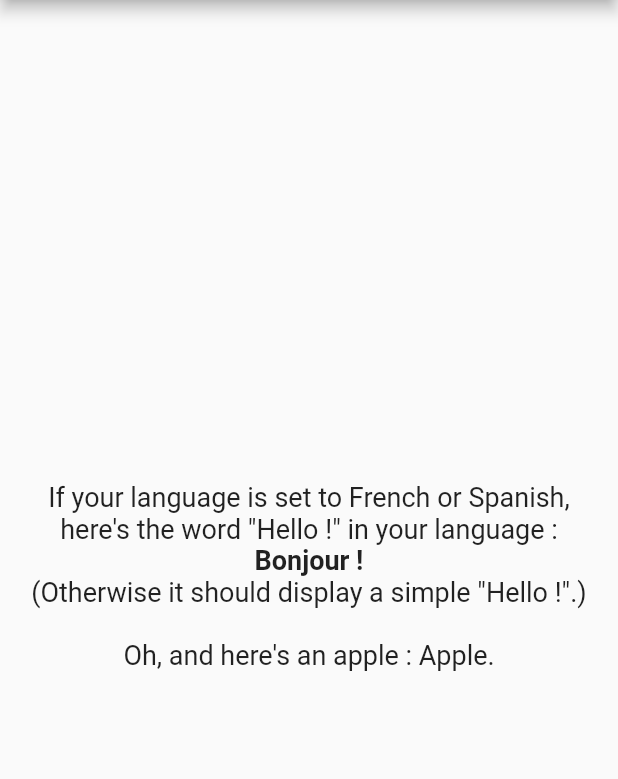
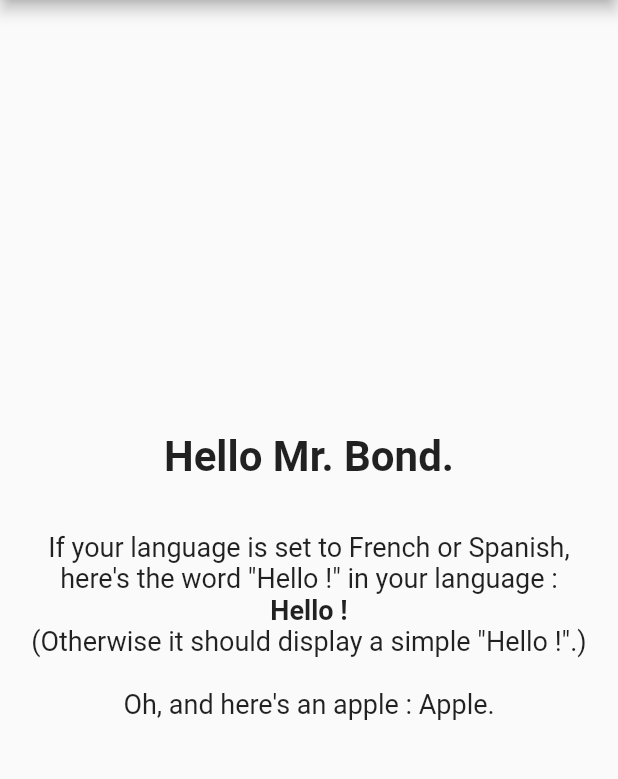
Before and after one commit to Skyost/EzLocalization, a Flutter app: the screen it shows after launch, on a phone screen of 412 x 824 dp, the part 84-863 px from its top. Run offline on Flutter 3.47's test engine with Material 2 defaults, Android fonts, the phone set to English and light mode, and no system bars.

Commit message:
Fixed bugs and improved example.

```diff
--- a/example/assets/languages/en.json
+++ b/example/assets/languages/en.json
@@ -1,8 +1,9 @@
 {
-    "hello": "Bonjour !",
+    "hello": "Hello !",
     "fruits": {
         "banana": "Banana",
         "apple": "Apple",
         "cherry": "Cherry"
-    }
+    },
+    "format": "Hello Mr. {name}."
 }
--- a/example/assets/languages/es.json
+++ b/example/assets/languages/es.json
@@ -4,5 +4,6 @@
         "banana": "Plátano",
         "apple": "Manzana",
         "cherry": "Cereza"
-    }
+    },
+    "format": "Hola Sr. {name}."
 }
--- a/example/assets/languages/fr.json
+++ b/example/assets/languages/fr.json
@@ -4,5 +4,6 @@
         "banana": "Banane",
         "apple": "Pomme",
         "cherry": "Cerise"
-    }
+    },
+    "format": "Bonjour M. {name}."
 }
--- a/example/lib/main.dart
+++ b/example/lib/main.dart
@@ -34,6 +34,7 @@ class _EzLocalizationDemoApp extends StatelessWidget {
 class _EzLocalizationDemoWidget extends StatelessWidget {
   @override
   Widget build(BuildContext context) {
+    print(EzLocalization.of(context).get('format', {'name': 'Bond'}));
     print('If your language is set to French or Spanish, here\'s the word "Hello !" in your language :');
     print(EzLocalization.of(context).get('hello'));
     print('(Otherwise it should display a simple "Hello !".)');
@@ -44,8 +45,12 @@ class _EzLocalizationDemoWidget extends StatelessWidget {
       child: Center(
         child: RichText(
           text: TextSpan(
-            text: 'If your language is set to French or Spanish, here\'s the word "Hello !" in your language :\n',
             children: [
+              TextSpan(
+                text: EzLocalization.of(context).get('format', {'name': 'Bond'}) + '\n\n',
+                style: Theme.of(context).textTheme.body1.copyWith(fontSize: 28, fontWeight: FontWeight.bold),
+              ),
+              TextSpan(text: 'If your language is set to French or Spanish, here\'s the word "Hello !" in your language :\n'),
               TextSpan(
                 text: EzLocalization.of(context).get('hello'),
                 style: Theme.of(context).textTheme.body1.copyWith(fontSize: 18, fontWeight: FontWeight.bold),
--- a/lib/src/localization.dart
+++ b/lib/src/localization.dart
@@ -50,7 +50,7 @@ class EzLocalization {
     }
 
     if (args != null) {
-      value = _formatReturnValue(key, args);
+      value = _formatReturnValue(value, args);
     }
 
     return value;
@@ -78,7 +78,7 @@ class EzLocalization {
         value = value.replaceAll('{' + i.toString() + '}', arguments[i].toString());
       }
     } else if (arguments is Map) {
-      arguments.forEach((key, value) => value = value.replaceAll(key.toString(), value.toString()));
+      arguments.forEach((formatKey, formatValue) => value = value.replaceAll('{' + formatKey.toString() + '}', formatValue.toString()));
     }
     return value;
   }
```
Also changed, not shown: 2 other files.
